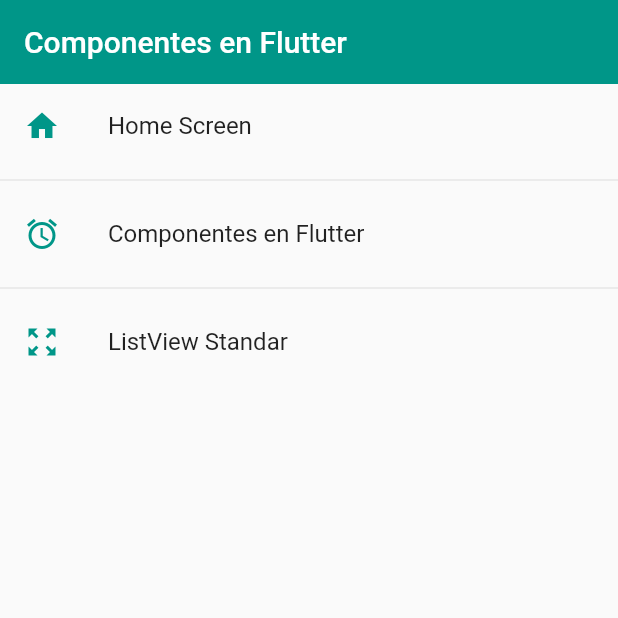
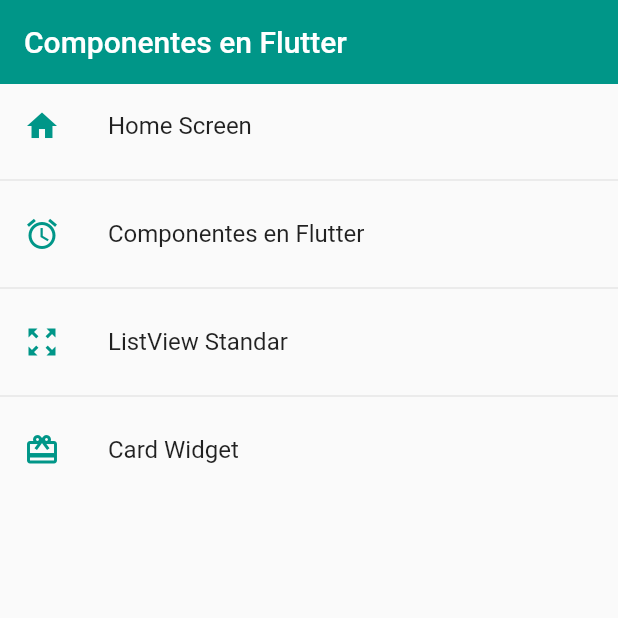
Before and after one commit to alexglzrys/flutter-widgets, a Flutter app: the screen it shows after launch, on a phone screen of 412 x 824 dp, the top half of it. Run offline on Flutter 3.47's test engine with Material 2 defaults, Android fonts, the phone set to English and light mode, and no system bars.

Commit message:
Card Widget

```diff
--- a/lib/router/app_routes.dart
+++ b/lib/router/app_routes.dart
@@ -1,4 +1,5 @@
 import 'package:componentes_app/models/models.dart';
+import 'package:componentes_app/screens/card_screen.dart';
 import 'package:componentes_app/screens/screens.dart';
 import 'package:flutter/material.dart';
 
@@ -30,7 +31,12 @@ class AppRoutes {
         route: 'listview_standar',
         name: 'ListView Standar',
         screen: ListviewStandarScreen(),
-        icon: Icons.zoom_out_map)
+        icon: Icons.zoom_out_map),
+    MenuOption(
+        route: 'card',
+        name: 'Card Widget',
+        screen: CardScreen(),
+        icon: Icons.card_giftcard)
   ];
 
   /*static Map<String, Widget Function(BuildContext)> routes = {
--- a/lib/theme/app_theme.dart
+++ b/lib/theme/app_theme.dart
@@ -15,7 +15,9 @@ class AppTheme {
         color: primary,
         elevation: 0,
       ),
-  );
+      // Text Buttons Theme
+      textButtonTheme:
+          TextButtonThemeData(style: TextButton.styleFrom(primary: primary)));
 
   // Definir un esquema de color para temas oscuros
   static ThemeData darkTheme = ThemeData.dark().copyWith(
```
Also changed, not shown: lib/screens/card_screen.dart (added, +28 -0 lines), lib/widgets/custom_card.dart (added, +49 -0 lines). Lines whose indentation alone changed are shown as unchanged.
